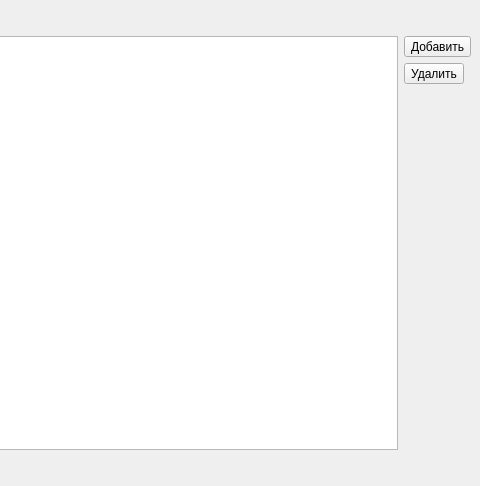
l0gic-bomb/QtStudyEnglish, file src/mainwindow.ui: the form before one commit; both pictures show x 423 to 903 and y 0 to 486 of the 903 by 486 pixel window.
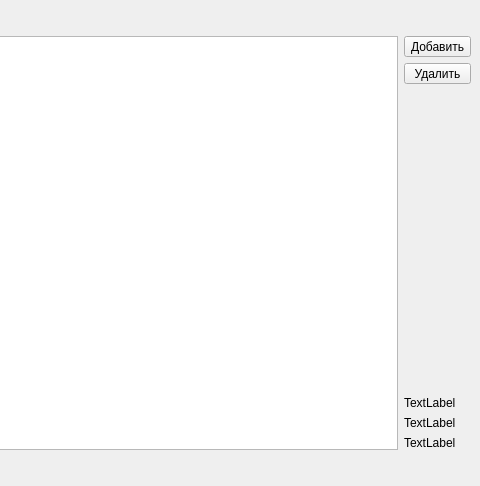
The form after the commit. Icons and pictures are not drawn.

Commit message: add first query for word_view

```diff
--- a/src/mainwindow.ui
+++ b/src/mainwindow.ui
@@ -117,6 +117,12 @@
         </item>
         <item>
          <widget class="QToolButton" name="toolButton_5">
+          <property name="sizePolicy">
+           <sizepolicy hsizetype="Preferred" vsizetype="Preferred">
+            <horstretch>0</horstretch>
+            <verstretch>0</verstretch>
+           </sizepolicy>
+          </property>
           <property name="text">
            <string>Удалить</string>
           </property>
@@ -135,6 +141,31 @@
           </property>
          </spacer>
         </item>
+        <item>
+         <layout class="QVBoxLayout" name="verticalLayout_2">
+          <item>
+           <widget class="QLabel" name="firstLabel">
+            <property name="text">
+             <string>TextLabel</string>
+            </property>
+           </widget>
+          </item>
+          <item>
+           <widget class="QLabel" name="secondLabel">
+            <property name="text">
+             <string>TextLabel</string>
+            </property>
+           </widget>
+          </item>
+          <item>
+           <widget class="QLabel" name="ThirdLabel">
+            <property name="text">
+             <string>TextLabel</string>
+            </property>
+           </widget>
+          </item>
+         </layout>
+        </item>
        </layout>
       </item>
      </layout>
```
Left out of the diff: 8 changed lines with no effect on the pictures. The commit also changes 8 other files.
